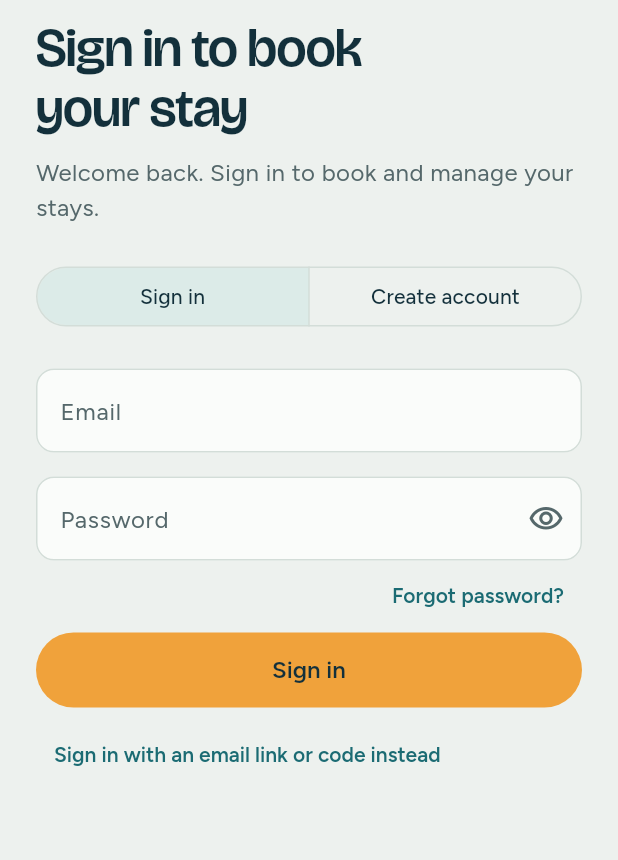
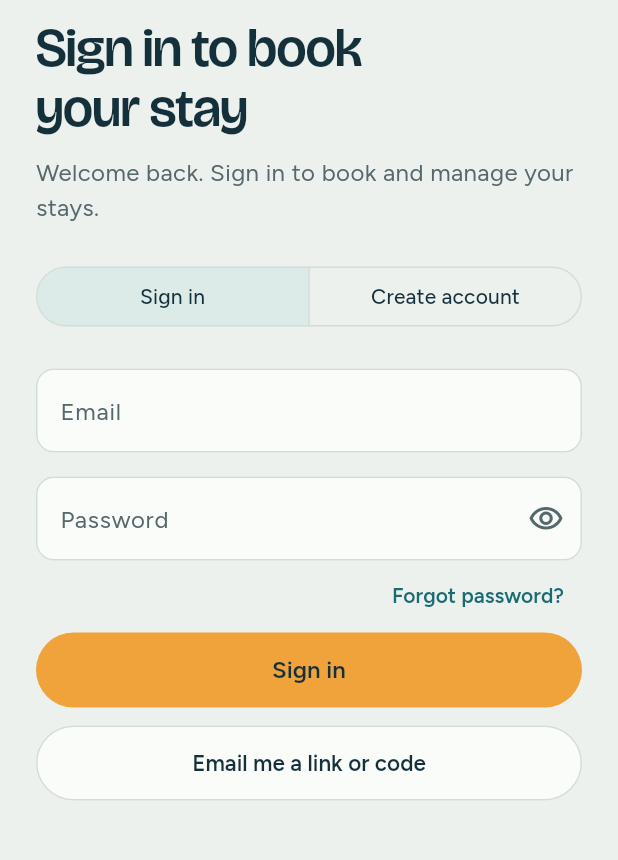
Before and after one commit to zbelm/hotel-reservation, a Flutter app: the screen it shows after launch, on a phone screen of 412 x 824 dp, the part 158-1018 px from its top. Run offline on Flutter 3.47's test engine with Material 3 defaults, Android fonts, the phone set to English and light mode, and no system bars; our stand-ins replace pdf, printing, qr_flutter, shared_preferences, supabase_flutter; accounts and stored records are empty.

Commit message:
Keep email-link accounts from getting stuck at the password form
Guests who signed up with an email link never chose a password. Sign-in now shows "Email me a link or code" right under the Sign in button, and a wrong password explains they may not have one yet.

```diff
--- a/mobile/lib/screens/login_screen.dart
+++ b/mobile/lib/screens/login_screen.dart
@@ -41,8 +41,8 @@ class _LoginScreenState extends State<LoginScreen> {
     final msg = errorText(e);
     bool has(String pattern) => RegExp(pattern, caseSensitive: false).hasMatch(msg);
     if (has('invalid login credentials')) {
-      return tr('Wrong email or password. Try again, or tap "Forgot password?".',
-          'Mali ang email o password. Subukan ulit, o pindutin ang "Nakalimutan ang password?".');
+      return tr('Wrong email or password. If you used to sign in with an email link, you may not have a password yet: tap "Email me a link or code" below.',
+          'Mali ang email o password. Kung email link ang gamit mo dati, baka wala ka pang password: pindutin ang "Ipadala ang link o code" sa ibaba.');
     }
     if (has('email not confirmed')) {
       return tr('Please confirm your email first. Check your inbox for the link we sent.',
@@ -186,11 +186,14 @@ class _LoginScreenState extends State<LoginScreen> {
             const SizedBox(height: 8),
             Align(
               alignment: Alignment.centerLeft,
-              child: _mode == _Mode.forgot || _mode == _Mode.link
-                  ? TextButton(onPressed: () => _switch(_Mode.signIn), child: Text(tr('Back to sign in', 'Bumalik sa sign in')))
-                  : TextButton(
-                      onPressed: () => _switch(_Mode.link),
-                      child: Text(tr('Sign in with an email link or code instead', 'Mag-sign in na lang gamit ang email link o code'))),
+              child: switch (_mode) {
+                _Mode.forgot || _Mode.link =>
+                  TextButton(onPressed: () => _switch(_Mode.signIn), child: Text(tr('Back to sign in', 'Bumalik sa sign in'))),
+                _Mode.signUp => TextButton(
+                    onPressed: () => _switch(_Mode.link),
+                    child: Text(tr('Sign in with an email link or code instead', 'Mag-sign in na lang gamit ang email link o code'))),
+                _Mode.signIn => const SizedBox.shrink(),
+              },
             ),
           ],
         ),
@@ -242,6 +245,10 @@ class _LoginScreenState extends State<LoginScreen> {
                   onPressed: () => _switch(_Mode.forgot), child: Text(tr('Forgot password?', 'Nakalimutan ang password?'))),
             ),
             _submit(tr('Sign in', 'Mag-sign in'), tr('Signing in…', 'Sina-sign in…'), _signIn),
+            const SizedBox(height: 12),
+            // Accounts made with an email link have no password they know, so this sits right under Sign in
+            OutlinedButton(
+                onPressed: () => _switch(_Mode.link), child: Text(tr('Email me a link or code', 'Ipadala ang link o code'))),
           ],
         _Mode.signUp => [
             AutofillGroup(
```
Also changed, not shown: 2 other files.
